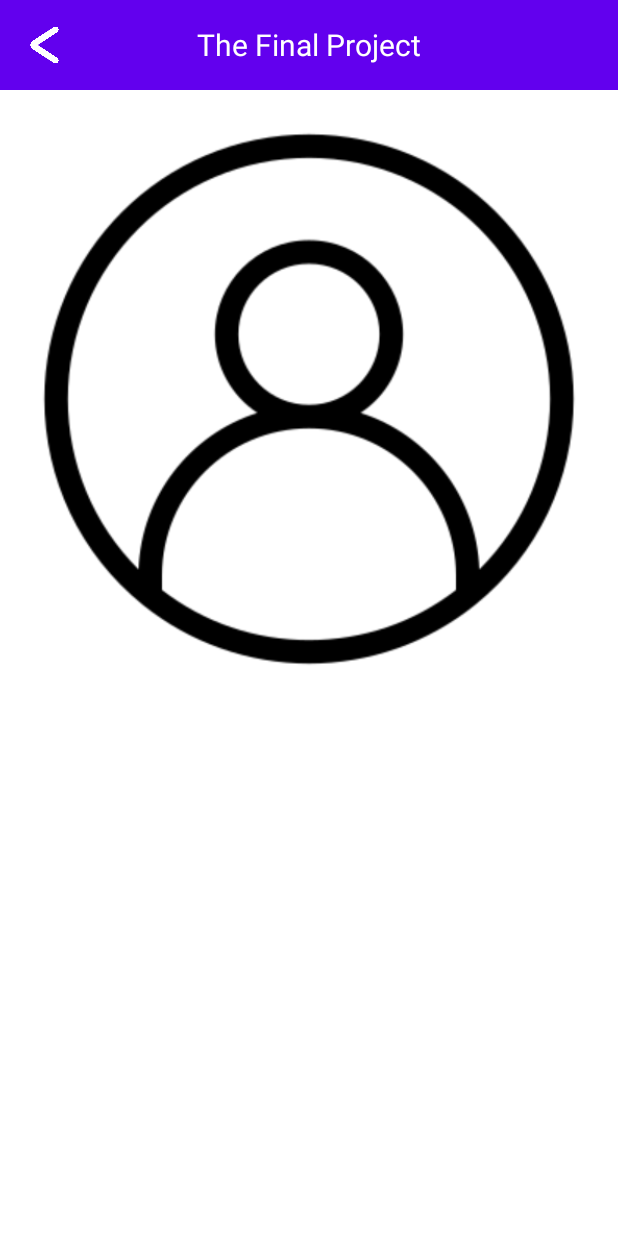
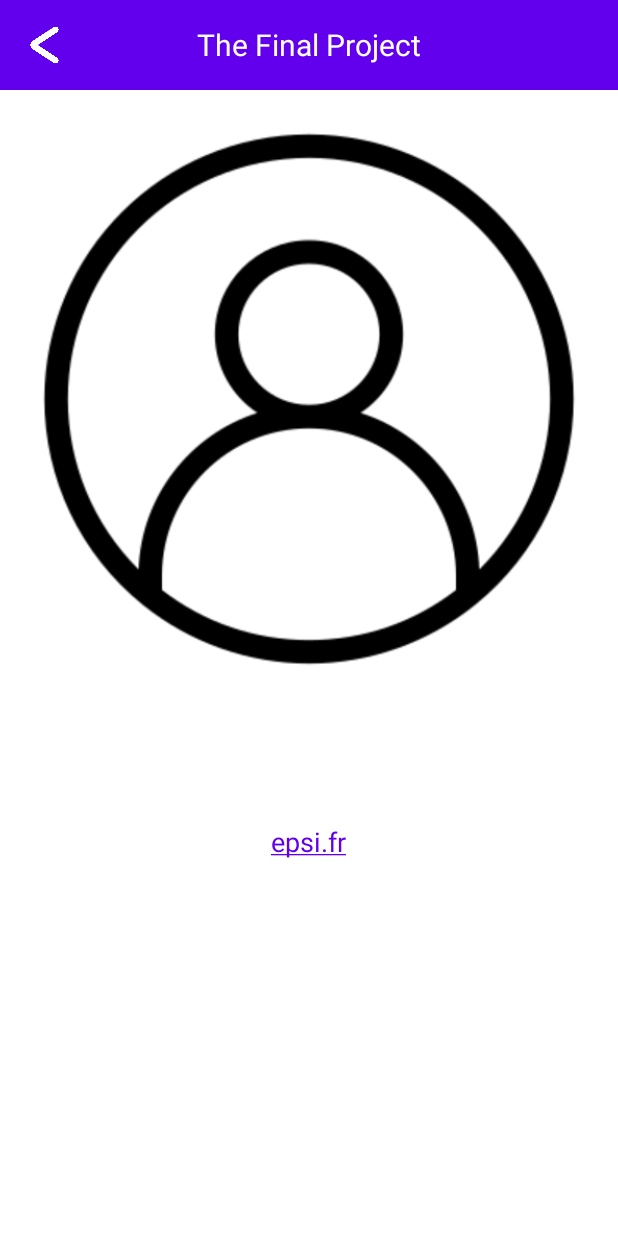
Before and after one commit to Ev3rdown/AndroidProjetFinal2021, an Android app: the StudentActivity screen opened directly, with no data from a screen before it, on a phone screen of 412 x 824 dp. Run offline under Robolectric (Android 15) with nearby library versions, the phone set to English and light mode, and no system bars.

Commit message:
Added link in student activity

```diff
--- a/app/src/main/java/fr/epsi/thefinalproject/StudentActivity.kt
+++ b/app/src/main/java/fr/epsi/thefinalproject/StudentActivity.kt
@@ -2,6 +2,7 @@ package fr.epsi.thefinalproject
 
 import android.annotation.SuppressLint
 import android.os.Bundle
+import android.text.method.LinkMovementMethod
 import android.widget.ImageView
 import android.widget.TextView
 
@@ -16,6 +17,10 @@ class StudentActivity : BaseActivity() {
         val textViewName = findViewById<TextView>(R.id.textViewStudentName)
         val textViewMail = findViewById<TextView>(R.id.textViewStudentMail)
         val textViewGroup = findViewById<TextView>(R.id.textViewStudentGroup)
+        val textViewStudentHyperlinkEpsi = findViewById<TextView>(R.id.textViewStudentHyperlinkEpsi)
+
+        textViewStudentHyperlinkEpsi.movementMethod = LinkMovementMethod.getInstance()
+        textViewStudentHyperlinkEpsi.setLinkTextColor(getColor(R.color.purple_500))
 
         intent.getSerializableExtra("student")?.let{ it ->
             val student: Student = it as Student
--- a/app/src/main/res/layout/activity_student.xml
+++ b/app/src/main/res/layout/activity_student.xml
@@ -48,5 +48,15 @@
         android:textSize="18sp"
         />
 
+    <TextView
+        android:id="@+id/textViewStudentHyperlinkEpsi"
+        android:layout_width="wrap_content"
+        android:layout_height="wrap_content"
+        android:text="@string/hyperlink_epsi"
+        android:layout_gravity="center_horizontal"
+        android:textSize="18sp"
+        android:textColor="@color/design_default_color_primary"
+        />
+
 
 </LinearLayout>
--- a/app/src/main/res/values/strings.xml
+++ b/app/src/main/res/values/strings.xml
@@ -11,4 +11,5 @@
     <string name="categories">Categories</string>
     <string name="network_error">Http request failed to complete</string>
     <string name="image_of_product">Image of the product</string>
+    <string name="hyperlink_epsi" translatable="false"><a href="https://www.epsi.fr/">epsi.fr</a></string>
 </resources>
```
